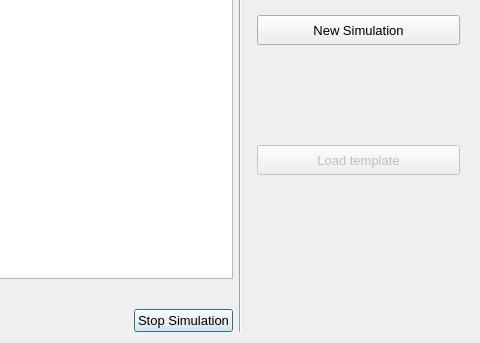
Old version of the form threedi_api_qgis_client/ui/sim_overview.ui in the repository nens/threedi-api-qgis-client; both pictures show x 270 to 750 and y 157 to 500 of the 750 by 500 pixel window.
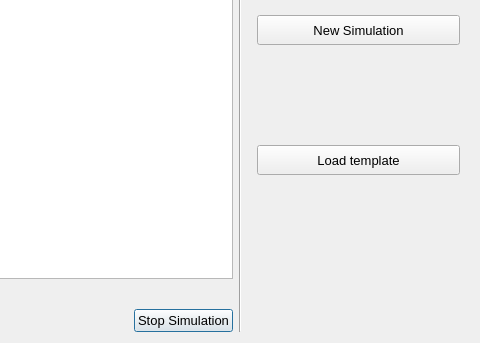
New version of the form.

The edit to the form file:
```diff
--- a/threedi_api_qgis_client/ui/sim_overview.ui
+++ b/threedi_api_qgis_client/ui/sim_overview.ui
@@ -151,7 +151,7 @@
       <item row="1" column="0">
        <widget class="QPushButton" name="pb_load_template">
         <property name="enabled">
-         <bool>false</bool>
+         <bool>true</bool>
         </property>
         <property name="minimumSize">
          <size>
```
